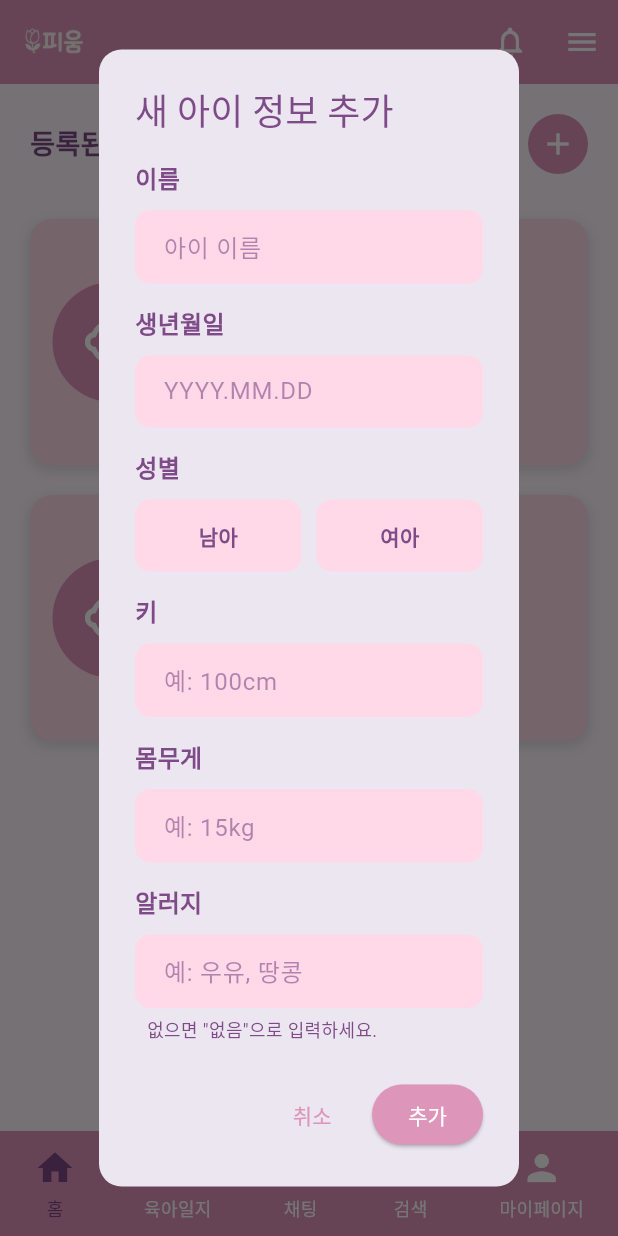
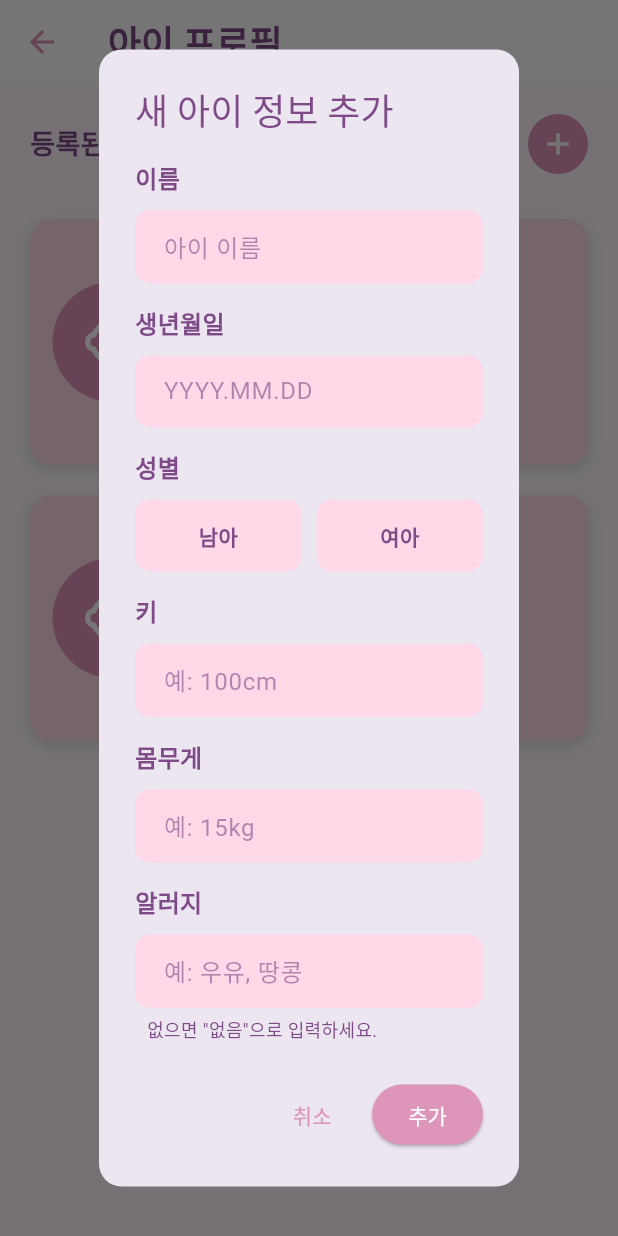
Before and after one commit to shiroHSG/Pium, a Flutter app: the ChildProfilePage screen opened directly, after a tap on the "add" icon, on a phone screen of 412 x 824 dp. Run offline on Flutter 3.47's test engine with Material 3 defaults, Android fonts, the phone set to English and light mode, and no system bars; our stand-ins replace shared_preferences; accounts and stored records are empty; Roboto replaces fonts that are missing (Jua).

Commit message:
update pages

```diff
--- a/backend_spring/src/main/frontend_flutter/lib/pages/my_page/childProfile_edit_page.dart
+++ b/backend_spring/src/main/frontend_flutter/lib/pages/my_page/childProfile_edit_page.dart
@@ -78,22 +78,6 @@ class _ChildProfileEditPageState extends State<ChildProfileEditPage> {
           ),
         ),
         centerTitle: true,
-        actions: [
-          IconButton(
-            icon: const Icon(Icons.notifications_none, color: AppTheme.textPurple),
-            onPressed: () {
-              print('알림 아이콘 클릭됨');
-              // TODO: 알림 페이지로 이동 또는 알림 기능 구현
-            },
-          ),
-          IconButton(
-            icon: const Icon(Icons.menu, color: AppTheme.textPurple),
-            onPressed: () {
-              print('목록 아이콘 클릭됨');
-              // TODO: 목록 페이지로 이동 또는 관련 기능 구현
-            },
-          ),
-        ],
       ),
       body: SingleChildScrollView(
         child: Padding(
--- a/backend_spring/src/main/frontend_flutter/lib/pages/my_page/childProfile_page.dart
+++ b/backend_spring/src/main/frontend_flutter/lib/pages/my_page/childProfile_page.dart
@@ -1,8 +1,6 @@
 import 'package:flutter/material.dart';
 import 'package:flutter/services.dart';
 import 'package:frontend_flutter/theme/app_theme.dart';
-import 'package:frontend_flutter/widgets/custom_app_bar.dart';
-import 'package:frontend_flutter/widgets/custom_bottom_bar.dart';
 import 'package:frontend_flutter/models/child_profile.dart';
 import 'package:frontend_flutter/pages/my_page/childProfile_edit_page.dart';
 
@@ -23,7 +21,6 @@ class _ChildProfilePageState extends State<ChildProfilePage> {
   final TextEditingController _newAllergiesController = TextEditingController();
 
   String? _selectedGender;
-  int _selectedIndex = 0;
 
   @override
   void initState() {
@@ -95,11 +92,6 @@ class _ChildProfilePageState extends State<ChildProfilePage> {
     }
   }
 
-  void _onItemTapped(int index) {
-    setState(() => _selectedIndex = index);
-    print('하단 내비게이션 바 - 탭 $index 클릭됨');
-  }
-
   Future<void> _navigateToEditProfile(ChildProfile child) async {
     final updatedChild = await Navigator.push(
       context,
@@ -120,10 +112,10 @@ class _ChildProfilePageState extends State<ChildProfilePage> {
   @override
   Widget build(BuildContext context) {
     return Scaffold(
-      appBar: CustomAppBar(
-        onMenuPressed: () {
-          print('메뉴 아이콘 클릭 (CustomAppBar)');
-        },
+      appBar: AppBar(
+        title: const Text('아이 프로필', style: TextStyle(color: AppTheme.textPurple)),
+        backgroundColor: Colors.white,
+        iconTheme: const IconThemeData(color: AppTheme.primaryPurple),
       ),
       body: SingleChildScrollView(
         child: Column(
@@ -152,25 +144,20 @@ class _ChildProfilePageState extends State<ChildProfilePage> {
                         color: AppTheme.primaryPurple,
                         shape: BoxShape.circle,
                       ),
-                      child: Icon(Icons.add, color: Colors.white, size: 24),
+                      child: const Icon(Icons.add, color: Colors.white, size: 24),
                     ),
                   ),
                 ],
               ),
             ),
             const SizedBox(height: 20),
-            // 각 아이 프로필 카드를 탭 가능하게 변경
             ..._childrenProfiles.map((child) => GestureDetector(
-              onTap: () => _navigateToEditProfile(child), // 탭 시 수정 페이지로 이동
+              onTap: () => _navigateToEditProfile(child),
               child: _buildChildProfileCard(child),
             )).toList(),
             const SizedBox(height: 20),
           ],
         ),
-      ),
-      bottomNavigationBar: CustomBottomNavigationBar(
-        selectedIndex: _selectedIndex,
-        onItemTapped: _onItemTapped,
       ),
     );
   }
@@ -188,7 +175,7 @@ class _ChildProfilePageState extends State<ChildProfilePage> {
               color: Colors.black.withOpacity(0.1),
               spreadRadius: 1,
               blurRadius: 5,
-              offset: Offset(0, 3),
+              offset: const Offset(0, 3),
             ),
           ],
         ),
@@ -197,11 +184,11 @@ class _ChildProfilePageState extends State<ChildProfilePage> {
             Container(
               width: 80,
               height: 80,
-              decoration: BoxDecoration(
+              decoration: const BoxDecoration(
                 color: AppTheme.primaryPurple,
                 shape: BoxShape.circle,
               ),
-              child: Center(
+              child: const Center(
                 child: Icon(Icons.child_care, color: Colors.white, size: 40),
               ),
             ),
@@ -212,7 +199,7 @@ class _ChildProfilePageState extends State<ChildProfilePage> {
                 children: [
                   Text(
                     '이름: ${child.name}',
-                    style: TextStyle(
+                    style: const TextStyle(
                       fontSize: 16,
                       fontWeight: FontWeight.bold,
                       color: AppTheme.textPurple,
@@ -221,7 +208,7 @@ class _ChildProfilePageState extends State<ChildProfilePage> {
                   const SizedBox(height: 5),
                   Text(
                     '생년월일: ${child.dob}',
-                    style: TextStyle(
+                    style: const TextStyle(
                       fontSize: 14,
                       color: AppTheme.textPurple,
                     ),
@@ -229,22 +216,22 @@ class _ChildProfilePageState extends State<ChildProfilePage> {
                   if (child.gender != null && child.gender!.isNotEmpty)
                     Text(
                       '성별: ${child.gender}',
-                      style: TextStyle(fontSize: 14, color: AppTheme.textPurple),
+                      style: const TextStyle(fontSize: 14, color: AppTheme.textPurple),
                     ),
                   if (child.height != null && child.height!.isNotEmpty)
                     Text(
                       '키: ${child.height}',
-                      style: TextStyle(fontSize: 14, color: AppTheme.textPurple),
+                      style: const TextStyle(fontSize: 14, color: AppTheme.textPurple),
                     ),
                   if (child.weight != null && child.weight!.isNotEmpty)
                     Text(
                       '몸무게: ${child.weight}',
-                      style: TextStyle(fontSize: 14, color: AppTheme.textPurple),
+                      style: const TextStyle(fontSize: 14, color: AppTheme.textPurple),
                     ),
                   if (child.allergies != null && child.allergies!.isNotEmpty)
                     Text(
                       '알러지: ${child.allergies}',
-                      style: TextStyle(fontSize: 14, color: AppTheme.textPurple),
+                      style: const TextStyle(fontSize: 14, color: AppTheme.textPurple),
                     ),
                 ],
               ),
@@ -285,8 +272,6 @@ class _ChildProfilePageState extends State<ChildProfilePage> {
                         hintText: 'YYYY.MM.DD',
                         keyboardType: TextInputType.datetime,
                         labelPadding: const EdgeInsets.only(bottom: 10),
-                        isNumeric: true, // 숫자만 허용하도록 설정
-                        // 생년월일은 YYYY.MM.DD 형식 유지 및 숫자만 허용
                         inputFormatters: [
                           FilteringTextInputFormatter.allow(RegExp(r'[0-9.]')),
                         ],
@@ -294,7 +279,6 @@ class _ChildProfilePageState extends State<ChildProfilePage> {
                           if (value == null || value.isEmpty) {
                             return '생년월일을 입력해주세요.';
                           }
-                          // YYYY.MM.DD 형식만 허용 (숫자와 점만)
                           if (!RegExp(r'^\d{4}\.\d{2}\.\d{2}$').hasMatch(value)) {
                             return 'YYYY.MM.DD 형식으로 입력해주세요.';
                           }
@@ -318,9 +302,8 @@ class _ChildProfilePageState extends State<ChildProfilePage> {
                         hintText: '예: 100cm',
                         keyboardType: TextInputType.number,
                         labelPadding: const EdgeInsets.only(bottom: 10),
-                        isNumeric: true, // 숫자만 허용하도록 설정
                         inputFormatters: [
-                          FilteringTextInputFormatter.digitsOnly, // 숫자만 허용
+                          FilteringTextInputFormatter.digitsOnly,
                         ],
                         validator: (value) {
                           if (value != null && value.isNotEmpty && int.tryParse(value) == null) {
@@ -336,9 +319,8 @@ class _ChildProfilePageState extends State<ChildProfilePage> {
                         hintText: '예: 15kg',
                         keyboardType: TextInputType.number,
                         labelPadding: const EdgeInsets.only(bottom: 10),
-                        isNumeric: true, // 숫자만 허용하도록 설정
                         inputFormatters: [
-                          FilteringTextInputFormatter.digitsOnly, // 숫자만 허용
+                          FilteringTextInputFormatter.digitsOnly,
                         ],
                         validator: (value) {
                           if (value != null && value.isNotEmpty && int.tryParse(value) == null) {
@@ -366,7 +348,7 @@ class _ChildProfilePageState extends State<ChildProfilePage> {
               onPressed: () {
                 Navigator.of(dialogContext).pop();
               },
-              child: Text('취소', style: TextStyle(color: AppTheme.primaryPurple)),
+              child: const Text('취소', style: TextStyle(color: AppTheme.primaryPurple)),
             ),
             ElevatedButton(
               onPressed: () {
@@ -387,14 +369,12 @@ class _ChildProfilePageState extends State<ChildProfilePage> {
     );
   }
 
-  // 텍스트 필드와 레이블 간격 조정을 위한 헬퍼 함수
   Widget _buildDialogInputField({
     required TextEditingController controller,
     required String labelText,
     String? hintText,
     TextInputType keyboardType = TextInputType.text,
     EdgeInsetsGeometry labelPadding = EdgeInsets.zero,
-    bool isNumeric = false, // 숫자만 허용할지 여부를 위한 새 매개변수
     List<TextInputFormatter>? inputFormatters,
     String? Function(String?)? validator,
   }) {
@@ -405,67 +385,7 @@ class _ChildProfilePageState extends State<ChildProfilePage> {
           padding: labelPadding,
           child: Text(
             labelText,
-            style: TextStyle(
-              color: AppTheme.textPurple,
-              fontSize: 16,
-              fontWeight: FontWeight.bold,
-            ),
-          ),
-        ),
-        TextFormField(
-          controller: controller,
-          keyboardType: keyboardType,
-          inputFormatters: inputFormatters,
-          validator: validator,
-          decoration: InputDecoration(
-            hintText: hintText,
-            hintStyle: TextStyle(color: AppTheme.textPurple.withOpacity(0.6)),
-            filled: true,
-            fillColor: AppTheme.lightPink,
-            border: OutlineInputBorder(
-              borderRadius: BorderRadius.circular(10),
-              borderSide: BorderSide.none,
-            ),
-            focusedBorder: OutlineInputBorder(
-              borderRadius: BorderRadius.circular(10),
-              borderSide: const BorderSide(color: AppTheme.primaryPurple, width: 2),
-            ),
-            errorBorder: OutlineInputBorder( // 에러 시 테두리 색상
-              borderRadius: BorderRadius.circular(10),
-              borderSide: const BorderSide(color: Colors.red, width: 2),
-            ),
-            focusedErrorBorder: OutlineInputBorder(
-              borderRadius: BorderRadius.circular(10),
-              borderSide: const BorderSide(color: Colors.red, width: 2),
-            ),
-            isDense: true,
-            contentPadding: EdgeInsets.symmetric(vertical: 12, horizontal: 15),
-          ),
-          style: TextStyle(color: AppTheme.textPurple),
-        ),
-      ],
-    );
-  }
-
-  Widget _buildDialogInputFieldWithHint({
-    required TextEditingController controller,
-    required String labelText,
-    String? hintText,
-    required String bottomHintText,
-    TextInputType keyboardType = TextInputType.text,
-    EdgeInsetsGeometry labelPadding = EdgeInsets.zero,
-    bool isNumeric = false, // 숫자만 허용할지 여부를 위한 새 매개변수
-    List<TextInputFormatter>? inputFormatters,
-    String? Function(String?)? validator,
-  }) {
-    return Column(
-      crossAxisAlignment: CrossAxisAlignment.start,
-      children: [
-        Padding(
-          padding: labelPadding,
-          child: Text(
-            labelText,
-            style: TextStyle(
+            style: const TextStyle(
               color: AppTheme.textPurple,
               fontSize: 16,
               fontWeight: FontWeight.bold,
@@ -499,9 +419,68 @@ class _ChildProfilePageState extends State<ChildProfilePage> {
               borderSide: const BorderSide(color: Colors.red, width: 2),
             ),
             isDense: true,
-            contentPadding: EdgeInsets.symmetric(vertical: 12, horizontal: 15),
+            contentPadding: const EdgeInsets.symmetric(vertical: 12, horizontal: 15),
           ),
-          style: TextStyle(color: AppTheme.textPurple),
+          style: const TextStyle(color: AppTheme.textPurple),
+        ),
+      ],
+    );
+  }
+
+  Widget _buildDialogInputFieldWithHint({
+    required TextEditingController controller,
+    required String labelText,
+    String? hintText,
+    required String bottomHintText,
+    TextInputType keyboardType = TextInputType.text,
+    EdgeInsetsGeometry labelPadding = EdgeInsets.zero,
+    List<TextInputFormatter>? inputFormatters,
+    String? Function(String?)? validator,
+  }) {
+    return Column(
+      crossAxisAlignment: CrossAxisAlignment.start,
+      children: [
+        Padding(
+          padding: labelPadding,
+          child: Text(
+            labelText,
+            style: const TextStyle(
+              color: AppTheme.textPurple,
+              fontSize: 16,
+              fontWeight: FontWeight.bold,
+            ),
+          ),
+        ),
+        TextFormField(
+          controller: controller,
+          keyboardType: keyboardType,
+          inputFormatters: inputFormatters,
+          validator: validator,
+          decoration: InputDecoration(
+            hintText: hintText,
+            hintStyle: TextStyle(color: AppTheme.textPurple.withOpacity(0.6)),
+            filled: true,
+            fillColor: AppTheme.lightPink,
+            border: OutlineInputBorder(
+              borderRadius: BorderRadius.circular(10),
+              borderSide: BorderSide.none,
+            ),
+            focusedBorder: OutlineInputBorder(
+              borderRadius: BorderRadius.circular(10),
+              borderSide: const BorderSide(color: AppTheme.primaryPurple, width: 2),
+            ),
+            errorBorder: OutlineInputBorder(
+              borderRadius: BorderRadius.circular(10),
+              borderSide: const BorderSide(color: Colors.red, width: 2),
+            ),
+            focusedErrorBorder: OutlineInputBorder(
+              borderRadius: BorderRadius.circular(10),
+              borderSide: const BorderSide(color: Colors.red, width: 2),
+            ),
+            isDense: true,
+            contentPadding: const EdgeInsets.symmetric(vertical: 12, horizontal: 15),
+          ),
+          style: const TextStyle(color: AppTheme.textPurple),
         ),
         const SizedBox(height: 5),
         Padding(
--- a/backend_spring/src/main/frontend_flutter/lib/pages/my_page/my_page.dart
+++ b/backend_spring/src/main/frontend_flutter/lib/pages/my_page/my_page.dart
@@ -19,7 +19,6 @@ class MyPage extends StatelessWidget {
           IconButton(
             icon: const Icon(Icons.logout, color: AppTheme.textPurple),
             onPressed: () {
-              // Show logout confirmation dialog
               showDialog(
                 context: context,
                 builder: (BuildContext dialogContext) {
@@ -48,9 +47,7 @@ class MyPage extends StatelessWidget {
                             children: [
                               ElevatedButton(
                                 onPressed: () {
-                                  Navigator.of(dialogContext).pop(); // Close the dialog
-                                  // Perform logout actions
-                                  // For example, navigate to the Login page and remove all previous routes
+                                  Navigator.of(dialogContext).pop();
                                   Navigator.pushAndRemoveUntil(
                                     context,
                                     MaterialPageRoute(builder: (context) => const Login()),
--- a/backend_spring/src/main/frontend_flutter/lib/pages/search/people_search_page.dart
+++ b/backend_spring/src/main/frontend_flutter/lib/pages/search/people_search_page.dart
@@ -1,4 +1,3 @@
-// lib/pages/search/people_search_page.dart
 import 'package:flutter/material.dart';
 import 'package:frontend_flutter/theme/app_theme.dart';
 
@@ -34,7 +33,6 @@ class _PeopleSearchPageState extends State<PeopleSearchPage> {
       'nickname': 'Nickname',
       'location': '서울특별시 강동구',
     },
-    // 필요에 따라 더 많은 사용자 추가
   ];
 
   @override
```
